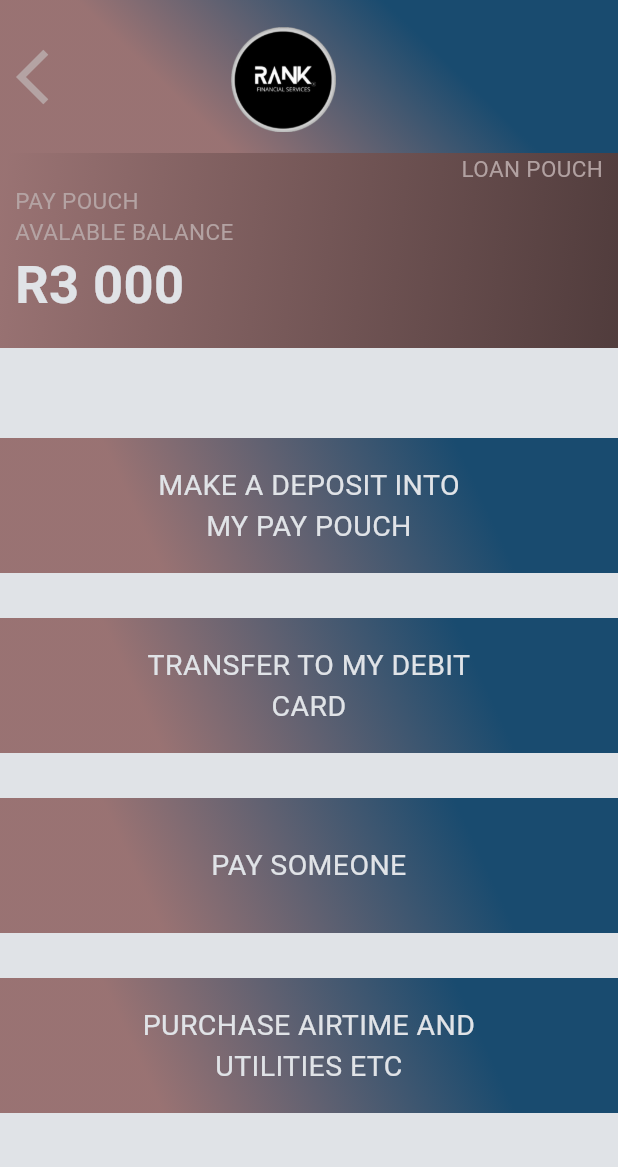
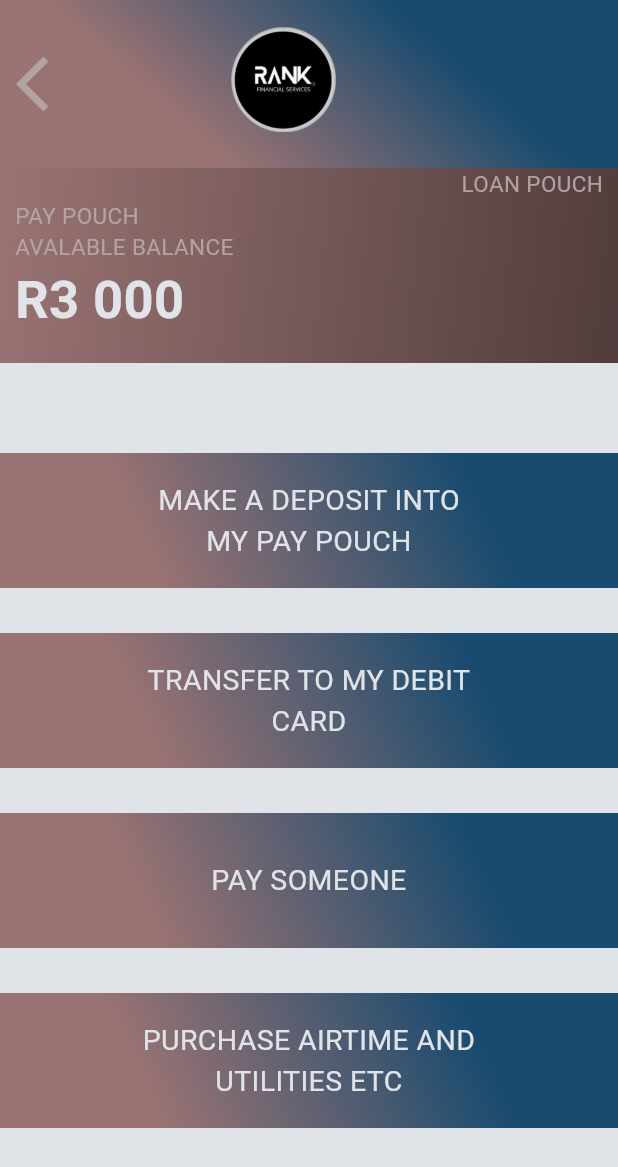
Before and after one commit to Sbongslany/rank, a Flutter app: the PayPouchWidget screen opened by its route, on a phone screen of 412 x 824 dp. Shown: the top 1167 px of the screen. Run offline on Flutter 3.47's test engine with Material 3 defaults, Android fonts, the phone set to English and light mode, and no system bars; our stand-ins replace auto_size_text, carousel_slider, dropdown_button2, equatable, file_picker, flutter_animate and 12 more; missing offline and left inert: json_path, mime_type; accounts and stored records are empty; Roboto replaces fonts that are missing (Readex Pro).

Commit message:
fix navigation

```diff
--- a/lib/pages/pay_pouch/pay_pouch/pay_pouch_widget.dart
+++ b/lib/pages/pay_pouch/pay_pouch/pay_pouch_widget.dart
@@ -61,7 +61,7 @@ class _PayPouchWidgetState extends State<PayPouchWidget> {
                 duration: const Duration(milliseconds: 200),
                 curve: Curves.bounceOut,
                 width: double.infinity,
-                height: 102.0,
+                height: 112.0,
                 decoration: BoxDecoration(
                   gradient: LinearGradient(
                     colors: [
@@ -190,7 +190,7 @@ class _PayPouchWidgetState extends State<PayPouchWidget> {
                   hoverColor: Colors.transparent,
                   highlightColor: Colors.transparent,
                   onTap: () async {
-                    context.pushNamed('Transfer');
+                    context.pushNamed('Deposit');
                   },
                   child: Container(
                     width: double.infinity,
@@ -227,7 +227,7 @@ class _PayPouchWidgetState extends State<PayPouchWidget> {
                   hoverColor: Colors.transparent,
                   highlightColor: Colors.transparent,
                   onTap: () async {
-                    context.pushNamed('OfferLoan');
+                    context.pushNamed('Transfer');
                   },
                   child: Container(
                     width: double.infinity,
```
